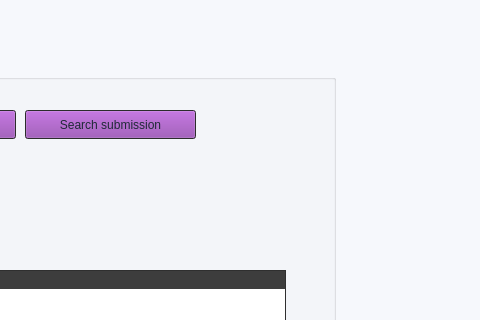
This is mainwindow.ui in Confused-Guy/Smart-research-publication-management as Qt 5 draws it before an edit; both pictures show x 725 to 1205 and y 0 to 320 of the 1298 by 767 pixel window. The edited form follows.
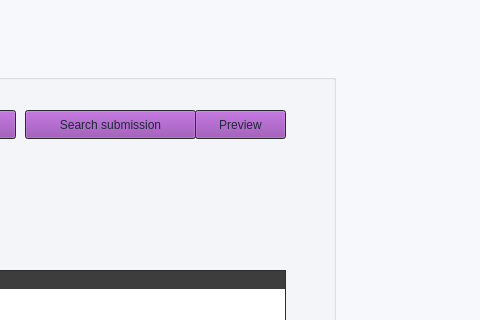
This is the edited form. The open tabs and pages were chosen to show the change. Icons and pictures are not drawn.

Commit message:
Add AI Checker with Ollama integration, file preview dialog, and visual status feedback
- Added OllamaIntegration class for llama3.1:8b AI analysis
- Added FilePreviewDialog for viewing TXT/DOCX/PDF files
- Added AI Checker button with real-time status messages
- Result display in 'Likelihood of acceptance' box
- TXT file AI analysis fully functional
- DOCX extraction via PowerShell (WIP)
- PDF preview via system viewer
- Status label shows: Checking Ollama -> Extracting text -> Analyzing -> Complete

```diff
--- a/mainwindow.ui
+++ b/mainwindow.ui
@@ -8699,6 +8699,23 @@
          <normaloff>icons/edit-3.svg</normaloff>icons/edit-3.svg</iconset>
        </property>
       </widget>
+      <widget class="QPushButton" name="previewSubmissionBtn">
+       <property name="geometry">
+        <rect>
+         <x>760</x>
+         <y>50</y>
+         <width>91</width>
+         <height>29</height>
+        </rect>
+       </property>
+       <property name="text">
+        <string>Preview</string>
+       </property>
+       <property name="icon">
+        <iconset>
+         <normaloff>icons/eye.svg</normaloff>icons/eye.svg</iconset>
+       </property>
+      </widget>
       <widget class="QTableWidget" name="submissionTableWidget_2">
        <property name="geometry">
         <rect>
```
The commit also changes 63 other files.
